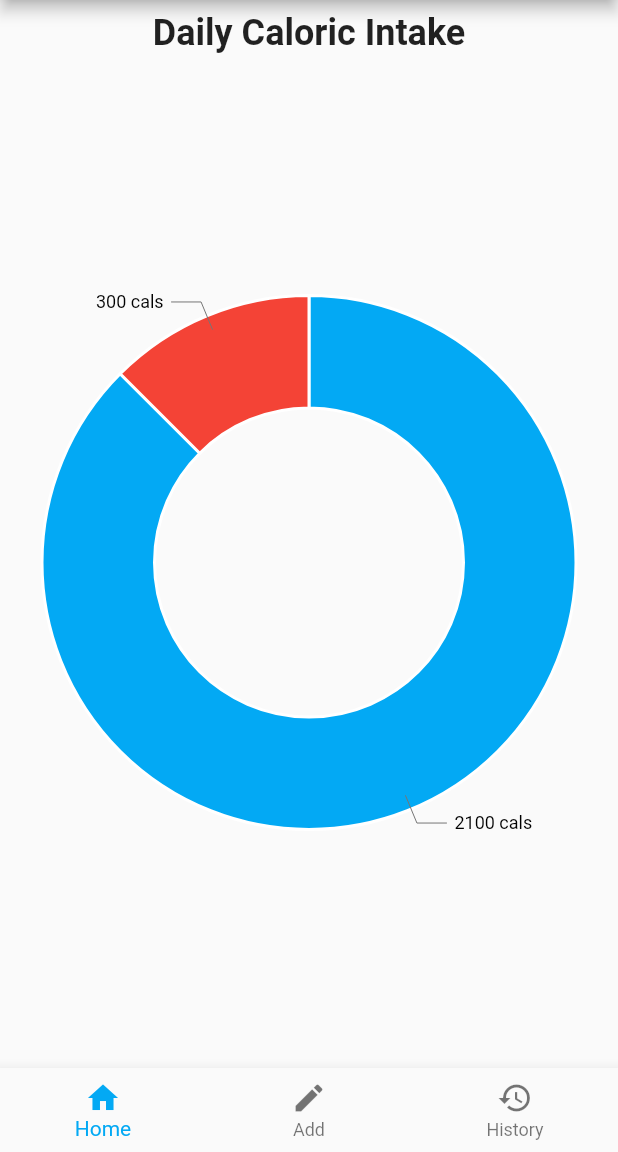
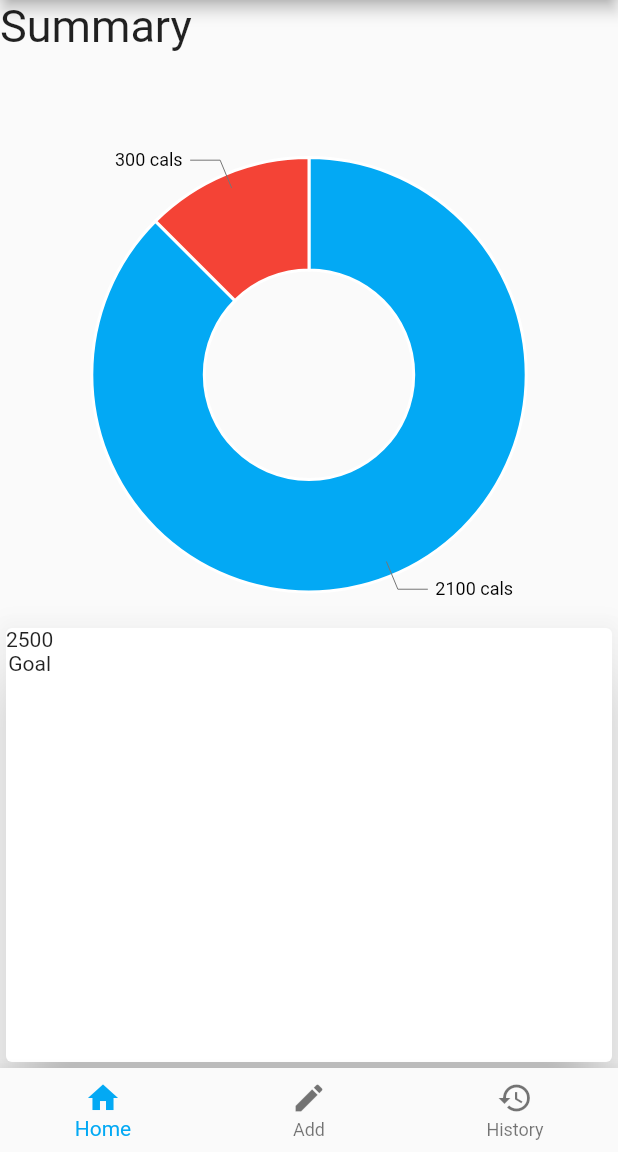
Before and after one commit to RamyF/CalorieCounter, a Flutter app: the screen it shows after launch, on a phone screen of 412 x 824 dp, the part 84-1236 px from its top. Run offline on Flutter 3.47's test engine with Material 2 defaults, Android fonts, the phone set to English and light mode, and no system bars; our stand-ins replace charts_flutter.

Commit message:
Repositioned PieChart & added card to HomeView

```diff
--- a/lib/views/home_view.dart
+++ b/lib/views/home_view.dart
@@ -1,99 +1,46 @@
 import 'package:flutter/material.dart';
-import 'package:charts_flutter/flutter.dart' as charts;
+import '../widgets/pie_chart.dart';
 
-class HomeView extends StatefulWidget {
-  @override
-  State<StatefulWidget> createState() {
-    return HomeViewState();
-  }
-}
-
-class HomeViewState extends State<HomeView> {
-
-  List<charts.Series<Calories, String>> _seriesPieData;
-
-
-
-
-  _generateData() {
-    // dummy data for chart
-    var pieData = [
-      Calories('Consumed', 2100, Colors.lightBlue),
-      Calories('Left', 300, Colors.red),
-    ];
-
-    // pie data added to series
-    _seriesPieData.add(
-      charts.Series(
-        data: pieData,
-        domainFn: (Calories calories, _) => calories.name,
-        measureFn: (Calories calories, _) => calories.value,
-        colorFn: (Calories calories, _) => charts.ColorUtil.fromDartColor(calories.colorValue),
-        id: 'Calorie Balance',
-        labelAccessorFn: (Calories row, _)=>'${row.value} cals',
-      ),
-    );
-  }
-
-
-
-    @override
-    void initState() {
-      super.initState();
-      _seriesPieData = List<charts.Series<Calories, String>>();
-      _generateData();
-    }
-
-
-
-
+class HomeView extends StatelessWidget {
   @override
   Widget build(BuildContext context) {
-      return Padding(
-        padding: EdgeInsets.all(8.0),
-        child: Container(
+    double deviceHeight = MediaQuery.of(context).size.height;
+
+    return Column(
+      children: <Widget>[
+        Align(
+          alignment: Alignment.topLeft,
+          child: Text('Summary', style: TextStyle(fontSize: 30)),
+        ),
+        Padding(
+          padding: const EdgeInsets.only(top: 50.0),
+          child: Align(
+            alignment: Alignment.topCenter,
+                child: SizedBox(
+              width: MediaQuery.of(context).size.width,
+              height: (deviceHeight * .40),
+              child: PieChart(),
+            ),
+          ),
+        ),
+        Expanded(
+          child: Card(
+            elevation: 20,
             child: Center(
-            child: Column(
+              child: Row(
                 children: <Widget>[
-                Text('Daily Caloric Intake', style: TextStyle(fontSize: 24.0, fontWeight: FontWeight.bold),),
-                SizedBox(height: 10.0,),
-                Expanded(
-                  child: charts.PieChart(
-                    _seriesPieData,
-                    animate: true,
-                    animationDuration: Duration(seconds: 2),
-                    defaultRenderer: charts.ArcRendererConfig(
-                      arcWidth: 75,
-                      arcRendererDecorators: [
-                        charts.ArcLabelDecorator(
-                          labelPosition: charts.ArcLabelPosition.outside)
-                      ]),
+                  Column(
+                    children: <Widget>[
+                      Text('2500'),
+                      Text('Goal')
+                    ],
+                  ),
+                ],
+              ),
             )
           ),
-              ],),
         ),
-        ),
+      ],
     );
   }
 }
-
-
-
-
-
-
-
-
-
-
-
-
-
-
-class Calories{
-  String name;
-  int value;
-  Color colorValue;
-
-  Calories(this.name, this.value, this.colorValue);
-}
--- /dev/null
+++ b/lib/widgets/pie_chart.dart
@@ -0,0 +1,70 @@
+import 'package:flutter/material.dart';
+import 'package:charts_flutter/flutter.dart' as charts;
+
+class PieChart extends StatefulWidget {
+  @override
+  State<StatefulWidget> createState() {
+    return PieChartState();
+  }
+}
+
+class PieChartState extends State<PieChart> {
+  List<charts.Series<Calories, String>> _seriesPieData;
+
+  _generateData() {
+    // dummy data for chart
+    var pieData = [
+      Calories('Consumed', 2100, Colors.lightBlue),
+      Calories('Left', 300, Colors.red),
+    ];
+
+    // pie data added to series
+    _seriesPieData.add(
+      charts.Series(
+        data: pieData,
+        domainFn: (Calories calories, _) => calories.name,
+        measureFn: (Calories calories, _) => calories.value,
+        colorFn: (Calories calories, _) =>
+            charts.ColorUtil.fromDartColor(calories.colorValue),
+        id: 'Calorie Balance',
+        labelAccessorFn: (Calories row, _) => '${row.value} cals',
+      ),
+    );
+  }
+
+  @override
+  void initState() {
+    super.initState();
+    _seriesPieData = List<charts.Series<Calories, String>>();
+    _generateData();
+  }
+
+  @override
+  Widget build(BuildContext context) {
+    return Column(
+      children: <Widget>[
+        Expanded(
+          child: charts.PieChart(
+            _seriesPieData,
+            animate: true,
+            animationDuration: Duration(seconds: 2),
+            defaultRenderer: charts.ArcRendererConfig(
+                arcWidth: 75,
+                arcRendererDecorators: [
+                  charts.ArcLabelDecorator(
+                      labelPosition: charts.ArcLabelPosition.outside)
+                ]),
+          ),
+        ),
+      ],
+    );
+  }
+}
+
+class Calories {
+  String name;
+  int value;
+  Color colorValue;
+
+  Calories(this.name, this.value, this.colorValue);
+}
```
Lines whose indentation alone changed are shown as unchanged.
